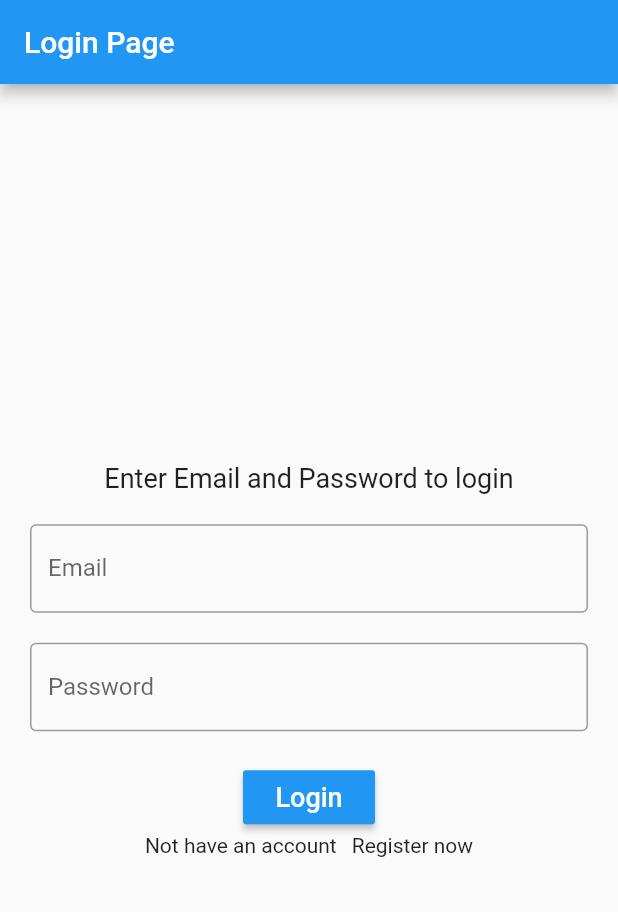
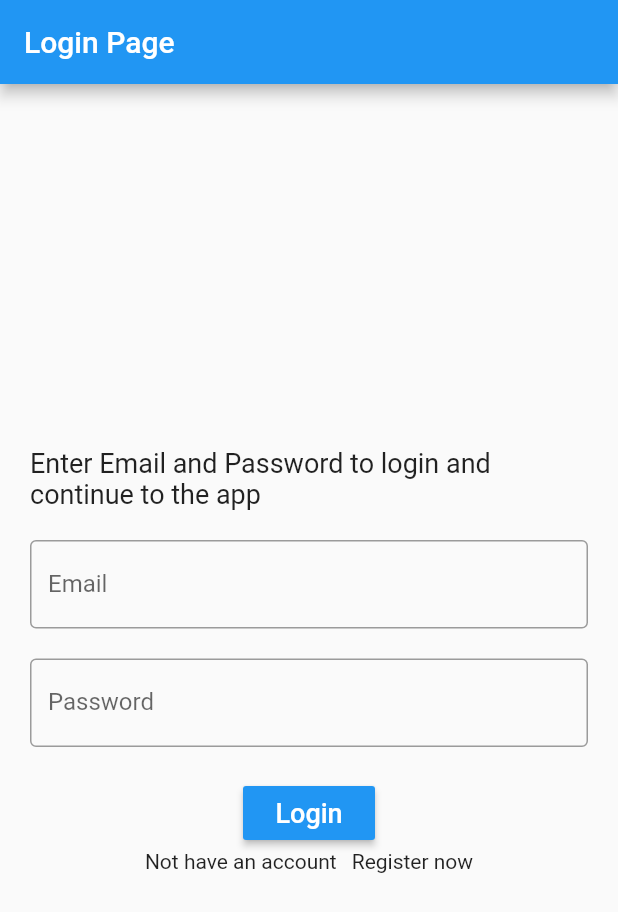
Before and after one commit to Jagmohanrai/Daryadili_app, a Flutter app: the screen it shows after launch, on a phone screen of 412 x 824 dp. Shown: the top 912 px of the screen. Run offline on Flutter 3.47's test engine with Material 2 defaults, Android fonts, the phone set to English and light mode, and no system bars; our stand-ins replace cloud_firestore, firebase_auth, firebase_core; accounts and stored records are empty.

Commit message:
added changes

```diff
--- a/lib/donationPages/donation_list_page.dart
+++ b/lib/donationPages/donation_list_page.dart
@@ -2,7 +2,6 @@ import 'package:cloud_firestore/cloud_firestore.dart';
 import 'package:daryadili/donationPages/requested_donations.dart';
 import 'package:firebase_auth/firebase_auth.dart';
 import 'package:flutter/material.dart';
-import 'package:flutter/widgets.dart';
 
 import '../login_page.dart';
 
--- a/lib/homepage.dart
+++ b/lib/homepage.dart
@@ -1,12 +1,9 @@
 import 'package:cloud_firestore/cloud_firestore.dart';
 import 'package:daryadili/donationPages/donation_list_page.dart';
-import 'package:daryadili/donationPages/donation_page.dart';
-import 'package:daryadili/donationPages/requested_donations.dart';
 import 'package:firebase_auth/firebase_auth.dart';
 import 'package:flutter/material.dart';
 
 import 'donationPages/my_donations.dart';
-import 'login_page.dart';
 
 class HomePage extends StatefulWidget {
   const HomePage({Key? key}) : super(key: key);
--- a/lib/login_page.dart
+++ b/lib/login_page.dart
@@ -26,7 +26,7 @@ class _LoginPageState extends State<LoginPage> {
           mainAxisAlignment: MainAxisAlignment.center,
           children: [
             const Text(
-              "Enter Email and Password to login",
+              "Enter Email and Password to login and continue to the app",
               style: TextStyle(
                 fontSize: 18,
               ),
```
Also changed, not shown: 1 other file.
